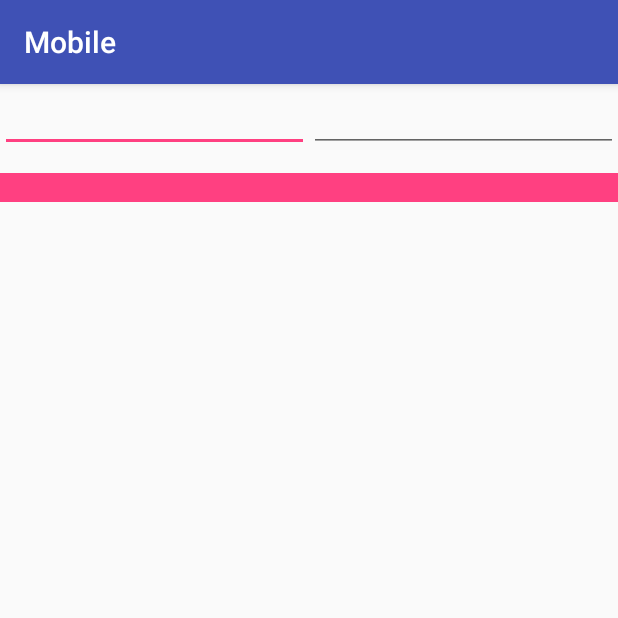
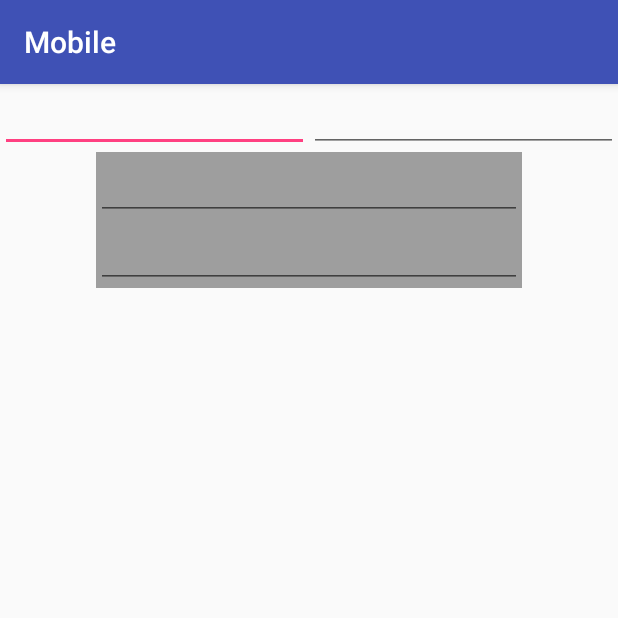
Before and after one commit to bigarcia/Mobile1, an Android app: the screen it shows after launch (Pebolim), on a phone screen of 412 x 824 dp, the top half of it. Run offline under Robolectric (Android 15) with nearby library versions, the phone set to English and light mode, and no system bars.

Commit message:
cor do quadrado

```diff
--- a/Mobile/app/src/main/res/layout/activity_pebolim.xml
+++ b/Mobile/app/src/main/res/layout/activity_pebolim.xml
@@ -27,27 +27,39 @@
     <LinearLayout
         android:layout_width="match_parent"
         android:layout_height="wrap_content"
-        android:weightSum="2"
-        android:orientation="horizontal" >
-        <TextView
+        android:orientation="vertical">
+        <LinearLayout
             android:layout_width="match_parent"
             android:layout_height="wrap_content"
-            android:background="@color/colorAccent"
-            />
+            android:weightSum="2"
+            android:orientation="horizontal"
+            android:background="@color/cinza"
+            android:layout_marginLeft="64dp"
+            android:layout_marginRight="64dp"
+            >
             <EditText
                 android:layout_width="match_parent"
                 android:layout_height="wrap_content"
                 android:layout_weight="1"
+                android:inputType="text"
                 />
-        <TextView
+        </LinearLayout>
+        <LinearLayout
             android:layout_width="match_parent"
             android:layout_height="wrap_content"
-            android:background="@color/colorAccent"
-            />
+            android:weightSum="2"
+            android:orientation="horizontal"
+            android:background="@color/cinza"
+            android:layout_marginLeft="64dp"
+            android:layout_marginRight="64dp"
+            >
             <EditText
                 android:layout_width="match_parent"
                 android:layout_height="wrap_content"
                 android:layout_weight="1"
+                android:inputType="text"
                 />
         </LinearLayout>
     </LinearLayout>
+
+</LinearLayout>
--- a/Mobile/app/src/main/res/values/colors.xml
+++ b/Mobile/app/src/main/res/values/colors.xml
@@ -3,4 +3,5 @@
     <color name="colorPrimary">#3F51B5</color>
     <color name="colorPrimaryDark">#303F9F</color>
     <color name="colorAccent">#FF4081</color>
+    <color name="cinza">#9E9E9E</color>
 </resources>
```
Lines whose indentation alone changed are shown as unchanged.
